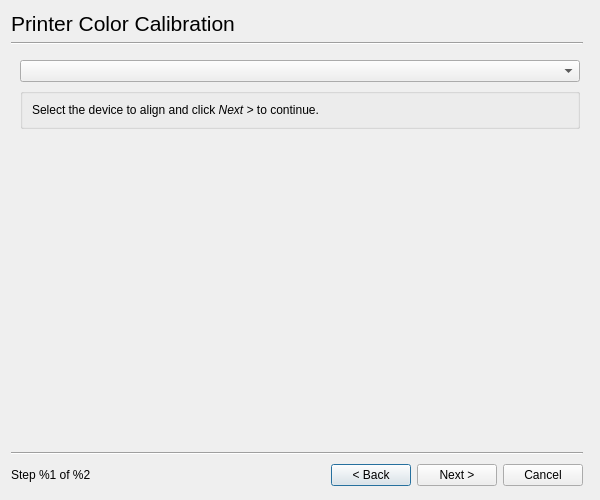
Qt form ui4/colorcaldialog_base.ui (jpopelka/hplip) before a commit.
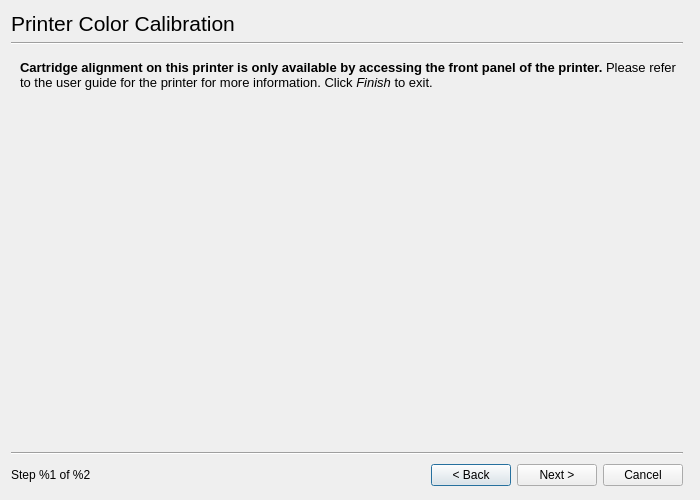
The same form after that commit. The open tabs and pages were chosen to show the change. Custom widgets are drawn as their Qt base class.

```diff
--- a/ui4/colorcaldialog_base.ui
+++ b/ui4/colorcaldialog_base.ui
@@ -5,7 +5,7 @@
    <rect>
     <x>0</x>
     <y>0</y>
-    <width>600</width>
+    <width>700</width>
     <height>500</height>
    </rect>
   </property>
@@ -677,6 +677,36 @@
        </item>
       </layout>
      </widget>
+     <widget class="QWidget" name="FrontPanelPage" >
+      <layout class="QGridLayout" >
+       <item row="0" column="0" >
+        <widget class="QLabel" name="label_8" >
+         <property name="text" >
+          <string>&lt;html>&lt;head>&lt;meta name="qrichtext" content="1" />&lt;style type="text/css">
+p, li { white-space: pre-wrap; }
+&lt;/style>&lt;/head>&lt;body style=" font-family:'DejaVu Sans'; font-size:10pt; font-weight:400; font-style:normal;">
+&lt;p style=" margin-top:0px; margin-bottom:0px; margin-left:0px; margin-right:0px; -qt-block-indent:0; text-indent:0px;">&lt;span style=" font-weight:600;">Cartridge alignment on this printer is only available by accessing the front panel of the printer.&lt;/span> Please refer to the user guide for the printer for more information. Click &lt;span style=" font-style:italic;">Finish&lt;/span> to exit.&lt;/p>&lt;/body>&lt;/html></string>
+         </property>
+         <property name="wordWrap" >
+          <bool>true</bool>
+         </property>
+        </widget>
+       </item>
+       <item row="1" column="0" >
+        <spacer>
+         <property name="orientation" >
+          <enum>Qt::Vertical</enum>
+         </property>
+         <property name="sizeHint" >
+          <size>
+           <width>20</width>
+           <height>40</height>
+          </size>
+         </property>
+        </spacer>
+       </item>
+      </layout>
+     </widget>
     </widget>
    </item>
    <item row="3" column="0" colspan="5" >
```
Left out of the diff: 2 changed lines with no effect on the pictures.
